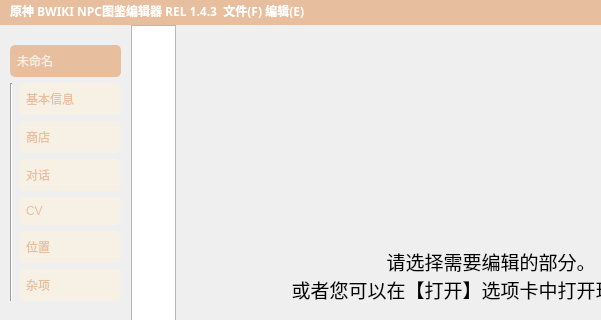
Marcus-P-114514/Genshin-Impact-BWiKi-NPC-Editor, file Visual Editor/NPC-Handler/mainwindow.ui: the form before one commit; both pictures show x 0 to 601 and y 0 to 320 of the 800 by 600 pixel window.
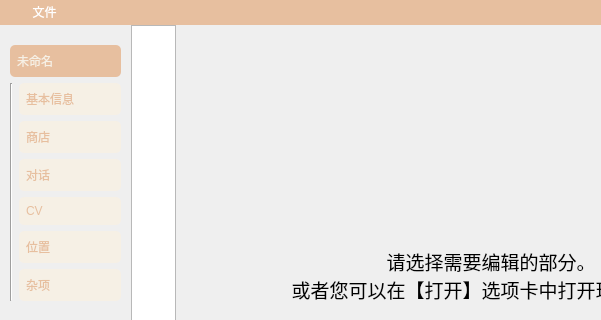
The form after the commit. Icons and pictures are not drawn.

Patch:
```diff
--- a/Visual Editor/NPC-Handler/mainwindow.ui
+++ b/Visual Editor/NPC-Handler/mainwindow.ui
@@ -50,27 +50,24 @@
          <string notr="true">background-color: rgb(231, 191, 159);</string>
         </property>
         <widget class="QWidget" name="page_7">
-         <widget class="QLabel" name="label">
+         <widget class="QPushButton" name="pushButton">
           <property name="geometry">
            <rect>
-            <x>10</x>
+            <x>0</x>
             <y>0</y>
-            <width>431</width>
-            <height>21</height>
+            <width>89</width>
+            <height>24</height>
            </rect>
           </property>
-          <property name="font">
-           <font>
-            <family>思源宋体 Heavy</family>
-            <weight>75</weight>
-            <bold>true</bold>
-           </font>
-          </property>
           <property name="styleSheet">
-           <string notr="true">color: rgb(255, 255, 255);</string>
+           <string notr="true">color: rgb(255, 255, 255);
+font: 87 9pt &quot;Source Han Serif SC Heavy&quot;;</string>
           </property>
           <property name="text">
-           <string>原神 BWIKI NPC图鉴编辑器 REL 1.4.3  文件(F) 编辑(E)</string>
+           <string>文件</string>
+          </property>
+          <property name="flat">
+           <bool>true</bool>
           </property>
          </widget>
         </widget>
```
Left out of the diff: 2 changed lines with no effect on the pictures.
